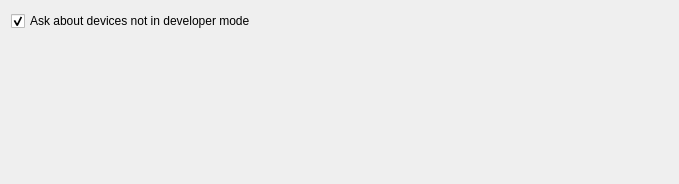
Above: src/plugins/ios/iossettingswidget.ui from qt-creator/qt-creator before the change. Below: the same form after it.
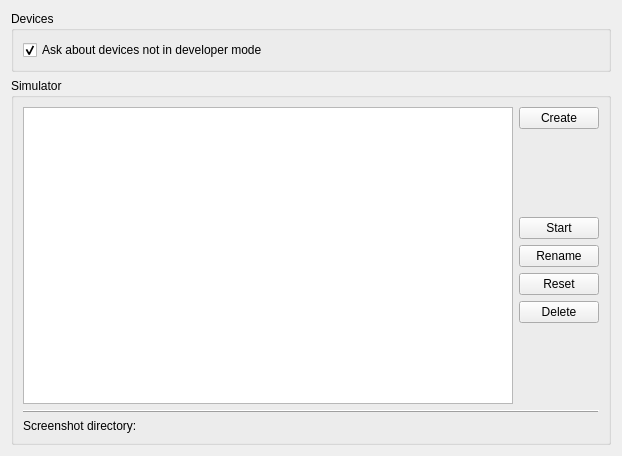
That is the form after the change. Custom widgets are drawn as their Qt base class.

Commit message:
iOS: Add UI for simulator device management
UI under devices tab to enable iOS simulator device management

Task-number: QTCREATORBUG-17602

What changed in the file:
```diff
--- a/src/plugins/ios/iossettingswidget.ui
+++ b/src/plugins/ios/iossettingswidget.ui
@@ -6,17 +6,21 @@
    <rect>
     <x>0</x>
     <y>0</y>
-    <width>679</width>
-    <height>184</height>
+    <width>622</width>
+    <height>456</height>
    </rect>
   </property>
   <property name="windowTitle">
    <string>iOS Configuration</string>
   </property>
+  <layout class="QVBoxLayout" name="verticalLayout_2">
+   <item>
+    <widget class="QGroupBox" name="groupBox">
+     <property name="title">
+      <string>Devices</string>
+     </property>
   <layout class="QVBoxLayout" name="verticalLayout">
    <item>
-    <layout class="QGridLayout" name="gridLayout">
-     <item row="0" column="0">
       <widget class="QCheckBox" name="deviceAskCheckBox">
        <property name="sizePolicy">
         <sizepolicy hsizetype="Expanding" vsizetype="Fixed">
@@ -33,8 +37,41 @@
       </widget>
      </item>
     </layout>
+    </widget>
    </item>
    <item>
+    <widget class="QGroupBox" name="groupBox_2">
+     <property name="title">
+      <string>Simulator</string>
+     </property>
+     <layout class="QGridLayout" name="gridLayout">
+      <item row="3" column="1">
+       <widget class="QPushButton" name="renameButton">
+        <property name="toolTip">
+         <string>Rename a simulator device.</string>
+        </property>
+        <property name="text">
+         <string>Rename</string>
+        </property>
+       </widget>
+      </item>
+      <item row="5" column="1">
+       <widget class="QPushButton" name="deleteButton">
+        <property name="sizePolicy">
+         <sizepolicy hsizetype="Preferred" vsizetype="Fixed">
+          <horstretch>0</horstretch>
+          <verstretch>0</verstretch>
+         </sizepolicy>
+        </property>
+        <property name="toolTip">
+         <string>Delete simulator devices.</string>
+        </property>
+        <property name="text">
+         <string>Delete</string>
+        </property>
+       </widget>
+      </item>
+      <item row="1" column="1">
     <spacer name="verticalSpacer">
      <property name="orientation">
       <enum>Qt::Vertical</enum>
@@ -47,8 +84,127 @@
      </property>
     </spacer>
    </item>
-  </layout>
- </widget>
+      <item row="4" column="1">
+       <widget class="QPushButton" name="resetButton">
+        <property name="sizePolicy">
+         <sizepolicy hsizetype="Preferred" vsizetype="Fixed">
+          <horstretch>0</horstretch>
+          <verstretch>0</verstretch>
+         </sizepolicy>
+        </property>
+        <property name="toolTip">
+         <string>Reset contents and settings of simulator devices.</string>
+        </property>
+        <property name="text">
+         <string>Reset</string>
+        </property>
+       </widget>
+      </item>
+      <item row="0" column="0" rowspan="7">
+       <widget class="QTreeView" name="deviceView">
+        <property name="sizePolicy">
+         <sizepolicy hsizetype="MinimumExpanding" vsizetype="Expanding">
+          <horstretch>0</horstretch>
+          <verstretch>0</verstretch>
+         </sizepolicy>
+        </property>
+        <property name="selectionMode">
+         <enum>QAbstractItemView::ExtendedSelection</enum>
+        </property>
+        <property name="selectionBehavior">
+         <enum>QAbstractItemView::SelectRows</enum>
+        </property>
+       </widget>
+      </item>
+      <item row="6" column="1">
+       <spacer name="verticalSpacer_2">
+        <property name="orientation">
+         <enum>Qt::Vertical</enum>
+        </property>
+        <property name="sizeHint" stdset="0">
+         <size>
+          <width>20</width>
+          <height>40</height>
+         </size>
+        </property>
+       </spacer>
+      </item>
+      <item row="8" column="0" colspan="2">
+       <layout class="QHBoxLayout" name="horizontalLayout">
+        <item>
+         <widget class="QLabel" name="label">
+          <property name="sizePolicy">
+           <sizepolicy hsizetype="Preferred" vsizetype="Preferred">
+            <horstretch>0</horstretch>
+            <verstretch>0</verstretch>
+           </sizepolicy>
+          </property>
+          <property name="text">
+           <string>Screenshot directory:</string>
+          </property>
+         </widget>
+        </item>
+        <item>
+         <widget class="Utils::PathChooser" name="pathWidget" native="true">
+          <property name="sizePolicy">
+           <sizepolicy hsizetype="Expanding" vsizetype="Preferred">
+            <horstretch>0</horstretch>
+            <verstretch>0</verstretch>
+           </sizepolicy>
+          </property>
+         </widget>
+        </item>
+       </layout>
+      </item>
+      <item row="7" column="0" colspan="2">
+       <widget class="Line" name="line">
+        <property name="frameShadow">
+         <enum>QFrame::Raised</enum>
+        </property>
+        <property name="orientation">
+         <enum>Qt::Horizontal</enum>
+        </property>
+       </widget>
+      </item>
+      <item row="0" column="1">
+       <widget class="QPushButton" name="createButton">
+        <property name="toolTip">
+         <string>Create a new simulator device.</string>
+        </property>
+        <property name="text">
+         <string>Create</string>
+        </property>
+       </widget>
+      </item>
+      <item row="2" column="1">
+       <widget class="QPushButton" name="startButton">
+        <property name="sizePolicy">
+         <sizepolicy hsizetype="Preferred" vsizetype="Fixed">
+          <horstretch>0</horstretch>
+          <verstretch>0</verstretch>
+         </sizepolicy>
+        </property>
+        <property name="toolTip">
+         <string>Start simulator devices.</string>
+        </property>
+        <property name="text">
+         <string>Start</string>
+        </property>
+       </widget>
+      </item>
+     </layout>
+    </widget>
+   </item>
+  </layout>
+ </widget>
+ <customwidgets>
+  <customwidget>
+   <class>Utils::PathChooser</class>
+   <extends>QWidget</extends>
+   <header location="global">utils/pathchooser.h</header>
+   <container>1</container>
+  </customwidget>
+ </customwidgets>
  <resources/>
  <connections/>
 </ui>
```
Left out of the diff: 2 changed lines with no effect on the pictures. Lines whose indentation alone changed are shown as unchanged. The commit also changes 15 other files.
